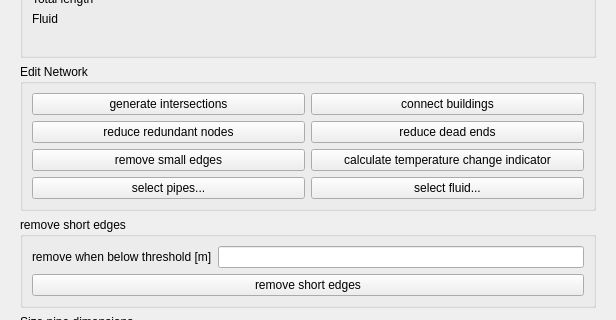
Old version of the form SIM-VICUS/src/SVPropNetworkEditWidget.ui in the repository ghorwin/SIM-VICUS; both pictures show x 0 to 616 and y 117 to 437 of the 616 by 820 pixel window.
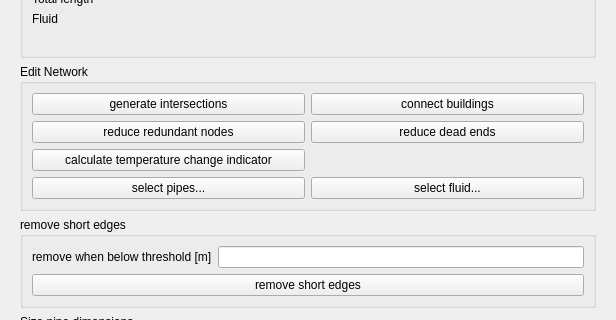
New version of the form. The open tabs and pages were chosen to show the change. Custom widgets are drawn as their Qt base class.

Commit message: fix Network::removeShortEdges() and add comments

What changed in the file:
```diff
--- a/SIM-VICUS/src/SVPropNetworkEditWidget.ui
+++ b/SIM-VICUS/src/SVPropNetworkEditWidget.ui
@@ -134,13 +134,6 @@
             </property>
            </widget>
           </item>
-          <item row="2" column="0">
-           <widget class="QPushButton" name="pushButton">
-            <property name="text">
-             <string>remove small edges</string>
-            </property>
-           </widget>
-          </item>
           <item row="0" column="0">
            <widget class="QPushButton" name="pushButtonGenerateIntersections">
             <property name="text">
@@ -162,7 +155,7 @@
             </property>
            </widget>
           </item>
-          <item row="2" column="1">
+          <item row="3" column="0">
            <widget class="QPushButton" name="pushButtonTempChangeIndicator">
             <property name="text">
              <string>calculate temperature change indicator</string>
```
Left out of the diff: 2 changed lines with no effect on the pictures. The commit also changes 5 other files.
